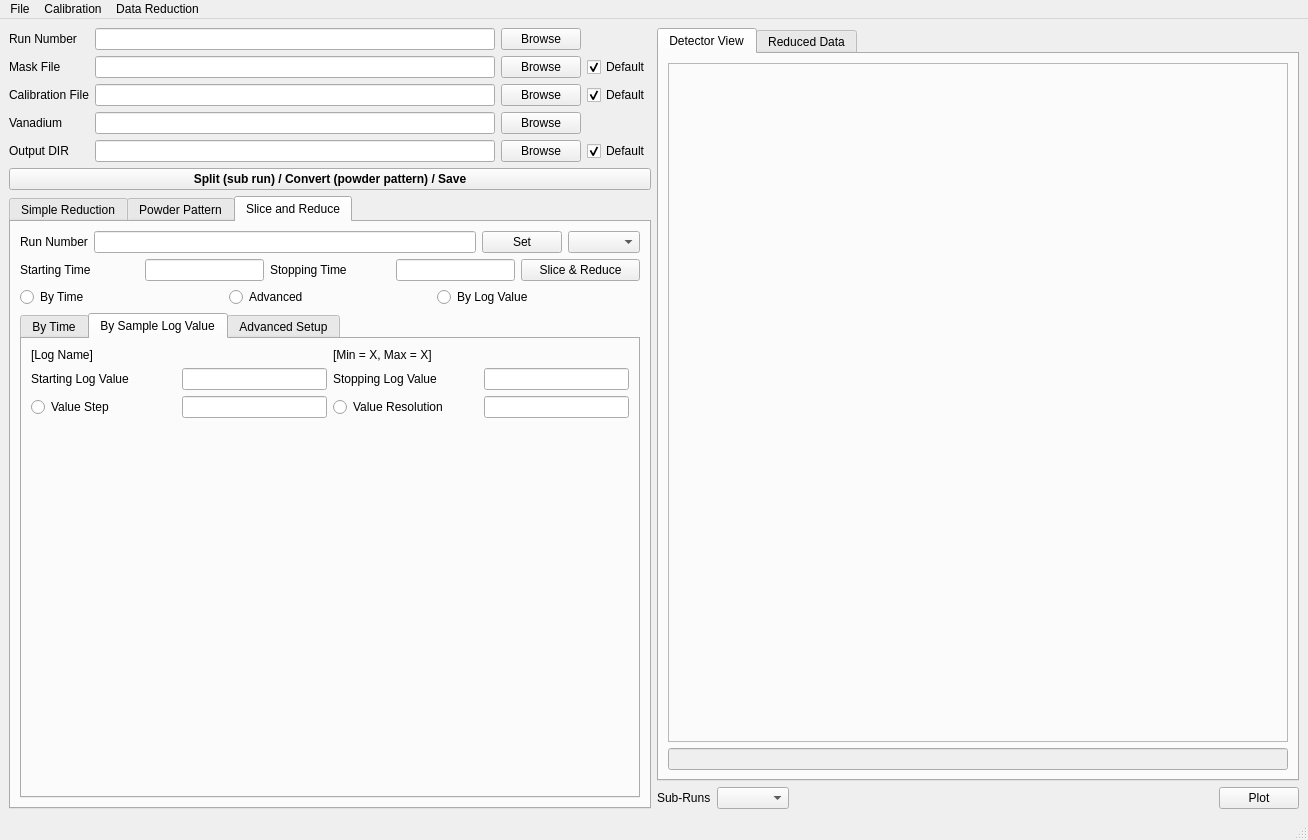
Qt form pyrs/interface/designer/manualreductionwindow.ui (neutrons/PyRS) before a commit.
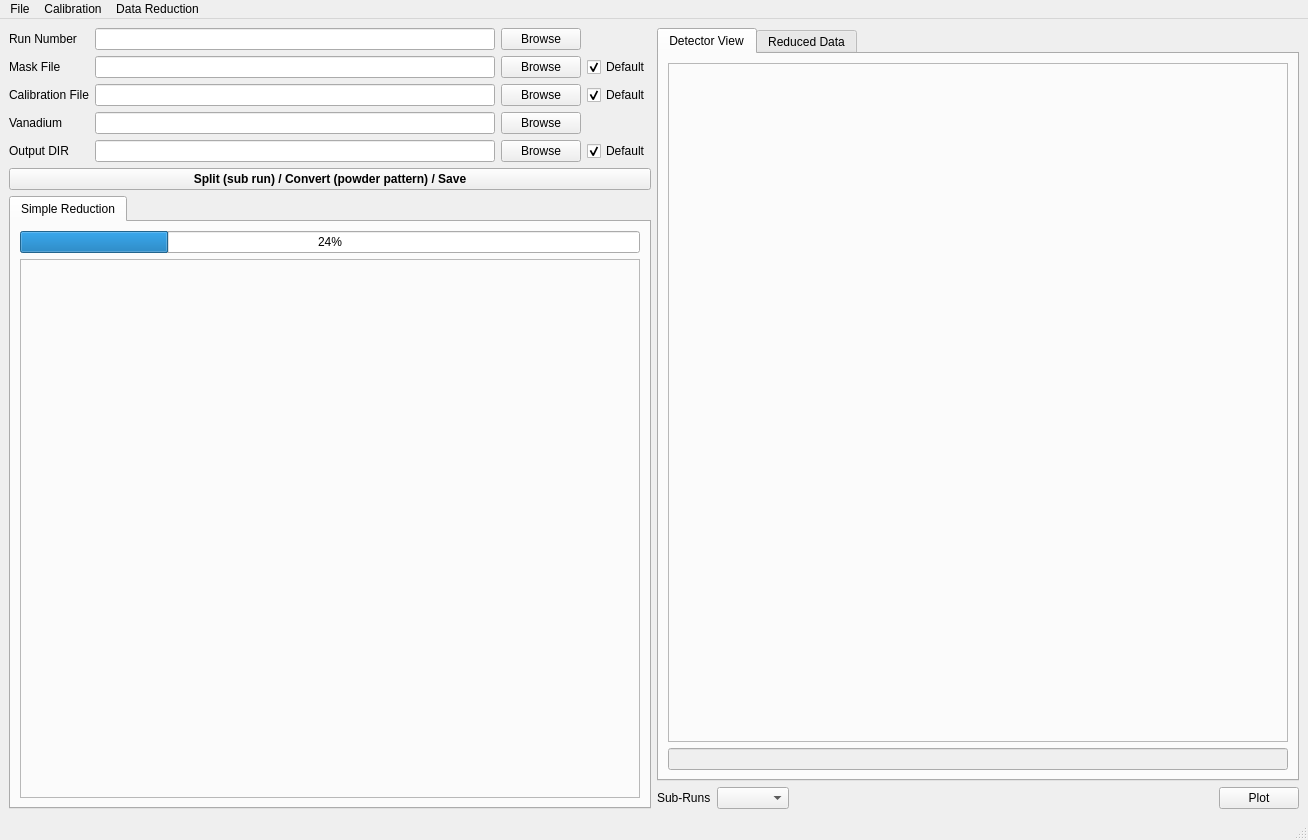
The same form after that commit. The open tabs and pages were chosen to show the change.

Commit message: Remove not-yet-implemented tabs

Patch:
```diff
--- a/pyrs/interface/designer/manualreductionwindow.ui
+++ b/pyrs/interface/designer/manualreductionwindow.ui
@@ -224,477 +224,6 @@
           </item>
          </layout>
         </widget>
-        <widget class="QWidget" name="tab_7">
-         <attribute name="title">
-          <string>Powder Pattern</string>
-         </attribute>
-         <layout class="QGridLayout" name="gridLayout_7">
-          <item row="0" column="0">
-           <widget class="QGroupBox" name="groupBox">
-            <property name="title">
-             <string>Calibration</string>
-            </property>
-            <layout class="QGridLayout" name="gridLayout_2">
-             <item row="0" column="3">
-              <widget class="QLineEdit" name="lineEdit_13">
-               <property name="sizePolicy">
-                <sizepolicy hsizetype="Preferred" vsizetype="Fixed">
-                 <horstretch>0</horstretch>
-                 <verstretch>0</verstretch>
-                </sizepolicy>
-               </property>
-               <property name="maximumSize">
-                <size>
-                 <width>120</width>
-                 <height>16777215</height>
-                </size>
-               </property>
-              </widget>
-             </item>
-             <item row="0" column="1">
-              <widget class="QLineEdit" name="lineEdit_17">
-               <property name="sizePolicy">
-                <sizepolicy hsizetype="Preferred" vsizetype="Fixed">
-                 <horstretch>0</horstretch>
-                 <verstretch>0</verstretch>
-                </sizepolicy>
-               </property>
-               <property name="maximumSize">
-                <size>
-                 <width>120</width>
-                 <height>16777215</height>
-                </size>
-               </property>
-              </widget>
-             </item>
-             <item row="0" column="0">
-              <widget class="QLabel" name="label_21">
-               <property name="font">
-                <font>
-                 <pointsize>9</pointsize>
-                </font>
-               </property>
-               <property name="text">
-                <string>Shift X</string>
-               </property>
-              </widget>
-             </item>
-             <item row="1" column="1">
-              <widget class="QLineEdit" name="lineEdit_15">
-               <property name="sizePolicy">
-                <sizepolicy hsizetype="Preferred" vsizetype="Fixed">
-                 <horstretch>0</horstretch>
-                 <verstretch>0</verstretch>
-                </sizepolicy>
-               </property>
-               <property name="maximumSize">
-                <size>
-                 <width>120</width>
-                 <height>16777215</height>
-                </size>
-               </property>
-              </widget>
-             </item>
-             <item row="2" column="1">
-              <widget class="QPushButton" name="pushButton_convertPowderPattern">
-               <property name="enabled">
-                <bool>false</bool>
-               </property>
-               <property name="text">
-                <string>Convert to Powder Pattern</string>
-               </property>
-              </widget>
-             </item>
-             <item row="1" column="0">
-              <widget class="QLabel" name="label_20">
-               <property name="font">
-                <font>
-                 <pointsize>9</pointsize>
-                </font>
-               </property>
-               <property name="text">
-                <string>Arm Length</string>
-               </property>
-              </widget>
-             </item>
-             <item row="1" column="3">
-              <widget class="QLineEdit" name="lineEdit_16">
-               <property name="sizePolicy">
-                <sizepolicy hsizetype="Preferred" vsizetype="Fixed">
-                 <horstretch>0</horstretch>
-                 <verstretch>0</verstretch>
-                </sizepolicy>
-               </property>
-               <property name="maximumSize">
-                <size>
-                 <width>120</width>
-                 <height>16777215</height>
-                </size>
-               </property>
-              </widget>
-             </item>
-             <item row="1" column="2">
-              <widget class="QLabel" name="label_25">
-               <property name="font">
-                <font>
-                 <pointsize>9</pointsize>
-                </font>
-               </property>
-               <property name="text">
-                <string>2theta Zero</string>
-               </property>
-              </widget>
-             </item>
-             <item row="0" column="2">
-              <widget class="QLabel" name="label_22">
-               <property name="font">
-                <font>
-                 <pointsize>9</pointsize>
-                </font>
-               </property>
-               <property name="text">
-                <string>Shift Y</string>
-               </property>
-              </widget>
-             </item>
-             <item row="3" column="1">
-              <spacer name="verticalSpacer_2">
-               <property name="orientation">
-                <enum>Qt::Vertical</enum>
-               </property>
-               <property name="sizeHint" stdset="0">
-                <size>
-                 <width>20</width>
-                 <height>40</height>
-                </size>
-               </property>
-              </spacer>
-             </item>
-            </layout>
-           </widget>
-          </item>
-         </layout>
-        </widget>
-        <widget class="QWidget" name="tab_slicereduce">
-         <attribute name="title">
-          <string>Slice and Reduce</string>
-         </attribute>
-         <layout class="QVBoxLayout" name="verticalLayout_4">
-          <item>
-           <layout class="QGridLayout" name="gridLayout_3">
-            <item row="0" column="2">
-             <widget class="QPushButton" name="pushButton_setToSliceExpNumber">
-              <property name="text">
-               <string>Set</string>
-              </property>
-             </widget>
-            </item>
-            <item row="0" column="3">
-             <widget class="QComboBox" name="comboBox_sampleLogNames">
-              <property name="sizePolicy">
-               <sizepolicy hsizetype="Preferred" vsizetype="Fixed">
-                <horstretch>0</horstretch>
-                <verstretch>0</verstretch>
-               </sizepolicy>
-              </property>
-             </widget>
-            </item>
-            <item row="0" column="0">
-             <widget class="QLabel" name="label_10">
-              <property name="text">
-               <string>Run Number</string>
-              </property>
-             </widget>
-            </item>
-            <item row="0" column="1">
-             <widget class="QLineEdit" name="lineEdit_runNumberToChopReduce">
-              <property name="sizePolicy">
-               <sizepolicy hsizetype="Expanding" vsizetype="Fixed">
-                <horstretch>0</horstretch>
-                <verstretch>0</verstretch>
-               </sizepolicy>
-              </property>
-             </widget>
-            </item>
-           </layout>
-          </item>
-          <item>
-           <layout class="QHBoxLayout" name="horizontalLayout">
-            <item>
-             <widget class="QLabel" name="label_6">
-              <property name="text">
-               <string>Starting Time</string>
-              </property>
-             </widget>
-            </item>
-            <item>
-             <widget class="QLineEdit" name="lineEdit_chopStartTime">
-              <property name="sizePolicy">
-               <sizepolicy hsizetype="Preferred" vsizetype="Fixed">
-                <horstretch>0</horstretch>
-                <verstretch>0</verstretch>
-               </sizepolicy>
-              </property>
-              <property name="toolTip">
-               <string>&lt;html&gt;&lt;head/&gt;&lt;body&gt;&lt;p&gt;Relative starting time of the sliced data in unit of seconds&lt;/p&gt;&lt;/body&gt;&lt;/html&gt;</string>
-              </property>
-             </widget>
-            </item>
-            <item>
-             <widget class="QLabel" name="label_7">
-              <property name="text">
-               <string>Stopping Time</string>
-              </property>
-             </widget>
-            </item>
-            <item>
-             <widget class="QLineEdit" name="lineEdit_chopStopTime">
-              <property name="sizePolicy">
-               <sizepolicy hsizetype="Preferred" vsizetype="Fixed">
-                <horstretch>0</horstretch>
-                <verstretch>0</verstretch>
-               </sizepolicy>
-              </property>
-              <property name="toolTip">
-               <string>&lt;html&gt;&lt;head/&gt;&lt;body&gt;&lt;p&gt;Relative stopping time of the sliced data in unit of seconds&lt;/p&gt;&lt;/body&gt;&lt;/html&gt;</string>
-              </property>
-             </widget>
-            </item>
-            <item>
-             <widget class="QPushButton" name="pushButton_chopReduce">
-              <property name="text">
-               <string>Slice &amp;&amp; Reduce</string>
-              </property>
-             </widget>
-            </item>
-           </layout>
-          </item>
-          <item>
-           <layout class="QHBoxLayout" name="horizontalLayout_5">
-            <item>
-             <widget class="QRadioButton" name="radioButton_chopByTime">
-              <property name="text">
-               <string>By Time</string>
-              </property>
-             </widget>
-            </item>
-            <item>
-             <widget class="QRadioButton" name="radioButton_chopAdvanced">
-              <property name="text">
-               <string>Advanced</string>
-              </property>
-             </widget>
-            </item>
-            <item>
-             <widget class="QRadioButton" name="radioButton_chopByLogValue">
-              <property name="text">
-               <string>By Log Value</string>
-              </property>
-             </widget>
-            </item>
-           </layout>
-          </item>
-          <item>
-           <widget class="QTabWidget" name="tabWidget_eventFilterSetup">
-            <property name="enabled">
-             <bool>true</bool>
-            </property>
-            <property name="currentIndex">
-             <number>0</number>
-            </property>
-            <widget class="QWidget" name="tab">
-             <attribute name="title">
-              <string>By Time</string>
-             </attribute>
-             <layout class="QGridLayout" name="gridLayout_4">
-              <item row="1" column="2">
-               <widget class="QLineEdit" name="lineEdit_9">
-                <property name="sizePolicy">
-                 <sizepolicy hsizetype="Preferred" vsizetype="Fixed">
-                  <horstretch>0</horstretch>
-                  <verstretch>0</verstretch>
-                 </sizepolicy>
-                </property>
-                <property name="toolTip">
-                 <string>&lt;html&gt;&lt;head/&gt;&lt;body&gt;&lt;p&gt;Number of time slots between starting time and stopping time&lt;/p&gt;&lt;/body&gt;&lt;/html&gt;</string>
-                </property>
-               </widget>
-              </item>
-              <item row="0" column="2">
-               <widget class="QLineEdit" name="lineEdit_timeStep">
-                <property name="sizePolicy">
-                 <sizepolicy hsizetype="Preferred" vsizetype="Fixed">
-                  <horstretch>0</horstretch>
-                  <verstretch>0</verstretch>
-                 </sizepolicy>
-                </property>
-                <property name="toolTip">
-                 <string>&lt;html&gt;&lt;head/&gt;&lt;body&gt;&lt;p&gt;Step of time to chop with in unit of second&lt;/p&gt;&lt;/body&gt;&lt;/html&gt;</string>
-                </property>
-               </widget>
-              </item>
-              <item row="0" column="1">
-               <widget class="QRadioButton" name="radioButton_useTimeStep">
-                <property name="text">
-                 <string>Time Step</string>
-                </property>
-               </widget>
-              </item>
-              <item row="1" column="1">
-               <widget class="QRadioButton" name="radioButton_useTimeResolution">
-                <property name="text">
-                 <string>Time Resolution</string>
-                </property>
-               </widget>
-              </item>
-              <item row="2" column="2">
-               <spacer name="verticalSpacer">
-                <property name="orientation">
-                 <enum>Qt::Vertical</enum>
-                </property>
-                <property name="sizeHint" stdset="0">
-                 <size>
-                  <width>20</width>
-                  <height>40</height>
-                 </size>
-                </property>
-               </spacer>
-              </item>
-             </layout>
-            </widget>
-            <widget class="QWidget" name="tab_5">
-             <attribute name="title">
-              <string>By Sample Log Value</string>
-             </attribute>
-             <layout class="QGridLayout" name="gridLayout_5">
-              <item row="1" column="0">
-               <widget class="QLabel" name="label_8">
-                <property name="text">
-                 <string>Starting Log Value</string>
-                </property>
-               </widget>
-              </item>
-              <item row="1" column="3">
-               <widget class="QLineEdit" name="lineEdit_stopLogValue">
-                <property name="sizePolicy">
-                 <sizepolicy hsizetype="Preferred" vsizetype="Fixed">
-                  <horstretch>0</horstretch>
-                  <verstretch>0</verstretch>
-                 </sizepolicy>
-                </property>
-               </widget>
-              </item>
-              <item row="2" column="3">
-               <widget class="QLineEdit" name="lineEdit_logValueResolution">
-                <property name="sizePolicy">
-                 <sizepolicy hsizetype="Preferred" vsizetype="Fixed">
-                  <horstretch>0</horstretch>
-                  <verstretch>0</verstretch>
-                 </sizepolicy>
-                </property>
-                <property name="toolTip">
-                 <string>&lt;html&gt;&lt;head/&gt;&lt;body&gt;&lt;p&gt;For monotonically increase or decrease log, it is the number of log value slots from minimum log value and maximum log value&lt;/p&gt;&lt;/body&gt;&lt;/html&gt;</string>
-                </property>
-               </widget>
-              </item>
-              <item row="0" column="0">
-               <widget class="QLabel" name="label_logNameToSlice">
-                <property name="text">
-                 <string>[Log Name]</string>
-                </property>
-               </widget>
-              </item>
-              <item row="1" column="1">
-               <widget class="QLineEdit" name="lineEdit_startLogValue">
-                <property name="sizePolicy">
-                 <sizepolicy hsizetype="Preferred" vsizetype="Fixed">
-                  <horstretch>0</horstretch>
-                  <verstretch>0</verstretch>
-                 </sizepolicy>
-                </property>
-               </widget>
-              </item>
-              <item row="2" column="1">
-               <widget class="QLineEdit" name="lineEdit_logValueStep">
-                <property name="sizePolicy">
-                 <sizepolicy hsizetype="Preferred" vsizetype="Fixed">
-                  <horstretch>0</horstretch>
-                  <verstretch>0</verstretch>
-                 </sizepolicy>
-                </property>
-               </widget>
-              </item>
-              <item row="2" column="0">
-               <widget class="QRadioButton" name="radioButton_useLogValueStep">
-                <property name="text">
-                 <string>Value Step</string>
-                </property>
-               </widget>
-              </item>
-              <item row="1" column="2">
-               <widget class="QLabel" name="label_9">
-                <property name="text">
-                 <string>Stopping Log Value</string>
-                </property>
-               </widget>
-              </item>
-              <item row="2" column="2">
-               <widget class="QRadioButton" name="radioButton_useLogValueResolution">
-                <property name="text">
-                 <string>Value Resolution</string>
-                </property>
-               </widget>
-              </item>
-              <item row="0" column="2">
-               <widget class="QLabel" name="label_logValueMinMaxInfo">
-                <property name="text">
-                 <string>[Min = X, Max = X]</string>
-                </property>
-               </widget>
-              </item>
-              <item row="3" column="3">
-               <spacer name="verticalSpacer_5">
-                <property name="orientation">
-                 <enum>Qt::Vertical</enum>
-                </property>
-                <property name="sizeHint" stdset="0">
-                 <size>
-                  <width>20</width>
-                  <height>40</height>
-                 </size>
-                </property>
-               </spacer>
-              </item>
-             </layout>
-            </widget>
-            <widget class="QWidget" name="tab_6">
-             <attribute name="title">
-              <string>Advanced Setup</string>
-             </attribute>
-             <layout class="QVBoxLayout" name="verticalLayout_5">
-              <item>
-               <widget class="QPushButton" name="pushButton_launchAdvSetupWindow">
-                <property name="text">
-                 <string>Launch Advanced Slicing Window</string>
-                </property>
-               </widget>
-              </item>
-              <item>
-               <widget class="QTableView" name="tableView_slicers">
-                <property name="sizePolicy">
-                 <sizepolicy hsizetype="Preferred" vsizetype="Expanding">
-                  <horstretch>0</horstretch>
-                  <verstretch>0</verstretch>
-                 </sizepolicy>
-                </property>
-               </widget>
-              </item>
-             </layout>
-            </widget>
-           </widget>
-          </item>
-         </layout>
-        </widget>
        </widget>
       </item>
      </layout>
```
Left out of the diff: 2 changed lines with no effect on the pictures. The commit also changes 1 other file.
